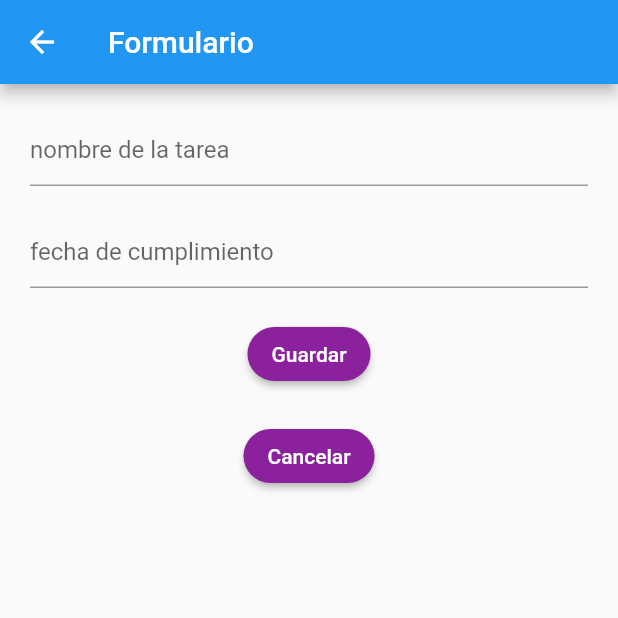
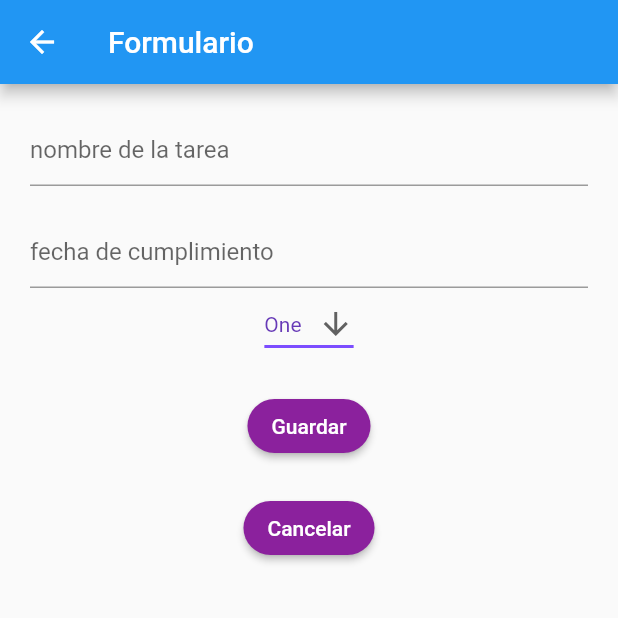
Before and after one commit to Camila-Negron/practica1, a Flutter app: the Formulario screen opened by its route, on a phone screen of 412 x 824 dp, the top half of it. Run offline on Flutter 3.47's test engine with Material 2 defaults, Android fonts, the phone set to English and light mode, and no system bars.

```diff
--- a/lib/formulario.dart
+++ b/lib/formulario.dart
@@ -6,10 +6,14 @@ class Formulario extends StatefulWidget {
   static final nombrePagina = "formulario";
 }
 
+const List<String> list = <String>['One', 'Two', 'Three', 'Four'];
+
 class _FormularioState extends State<Formulario> {
   final idForm = GlobalKey<FormState>();
 
   Map<String, dynamic> nuevaTarea = {};
+
+  String dropdownValue = list.first;
 
   @override
   Widget build(BuildContext context) {
@@ -25,7 +29,8 @@ class _FormularioState extends State<Formulario> {
             children: <Widget>[
               _crearNombreTarea(),
               _crearFecha(),
-              _crearBotonGuardar(),
+              _crearDropDown(context),
+              _crearBotonGuardar(context),
               _crearBotonCancelar()
             ],
           ),
@@ -56,12 +61,40 @@ class _FormularioState extends State<Formulario> {
     );
   }
 
-  _crearBotonGuardar() {
+  _crearDropDown(BuildContext context) {
+    return DropdownButton<String>(
+      value: dropdownValue,
+      icon: const Icon(Icons.arrow_downward),
+      elevation: 16,
+      style: const TextStyle(color: Colors.deepPurple),
+      underline: Container(
+        height: 2,
+        color: Colors.deepPurpleAccent,
+      ),
+      onChanged: (String? value) {
+        // This is called when the user selects an item.
+        setState(() {
+          dropdownValue = value!;
+        });
+      },
+      items: list.map<DropdownMenuItem<String>>((String value) {
+        return DropdownMenuItem<String>(
+          value: value,
+          child: Text(value),
+        );
+      }).toList(),
+    );
+  }
+
+  _crearBotonGuardar(BuildContext context) {
     return Container(
       margin: EdgeInsets.only(top: 20.0),
       child: ElevatedButton(
         onPressed: () {
           idForm.currentState!.save();
+          nuevaTarea["estado"] = false;
+
+          Navigator.pop(context);
         },
         child: Text('Guardar'),
         style: ElevatedButton.styleFrom(
```
Also changed, not shown: lib/lista.dart (+13 -0 lines).
